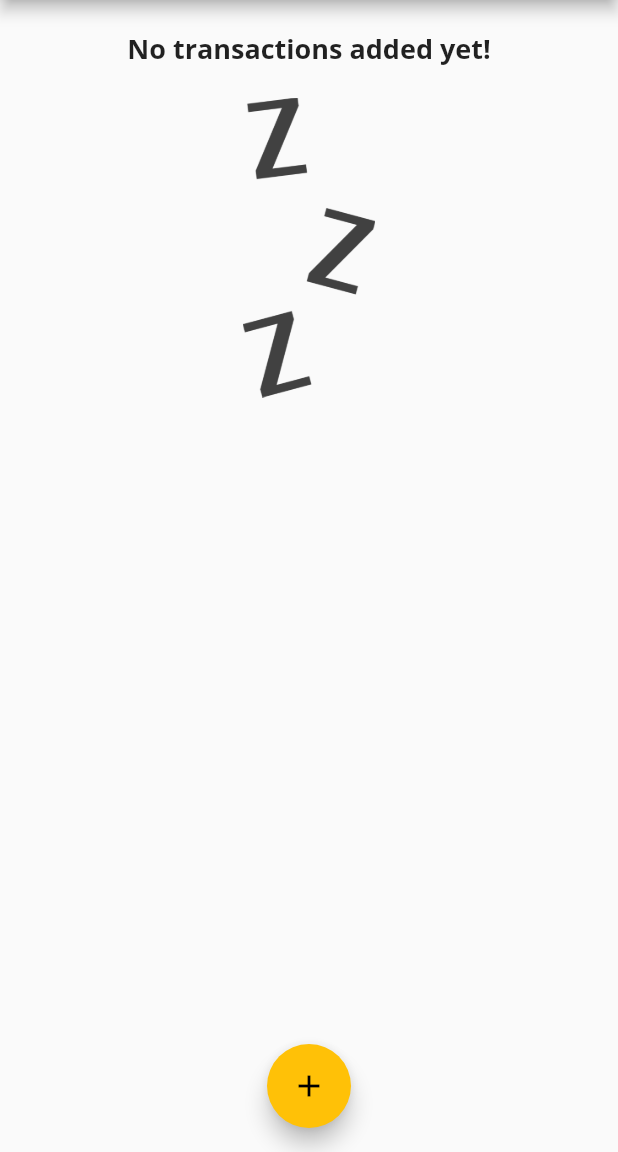
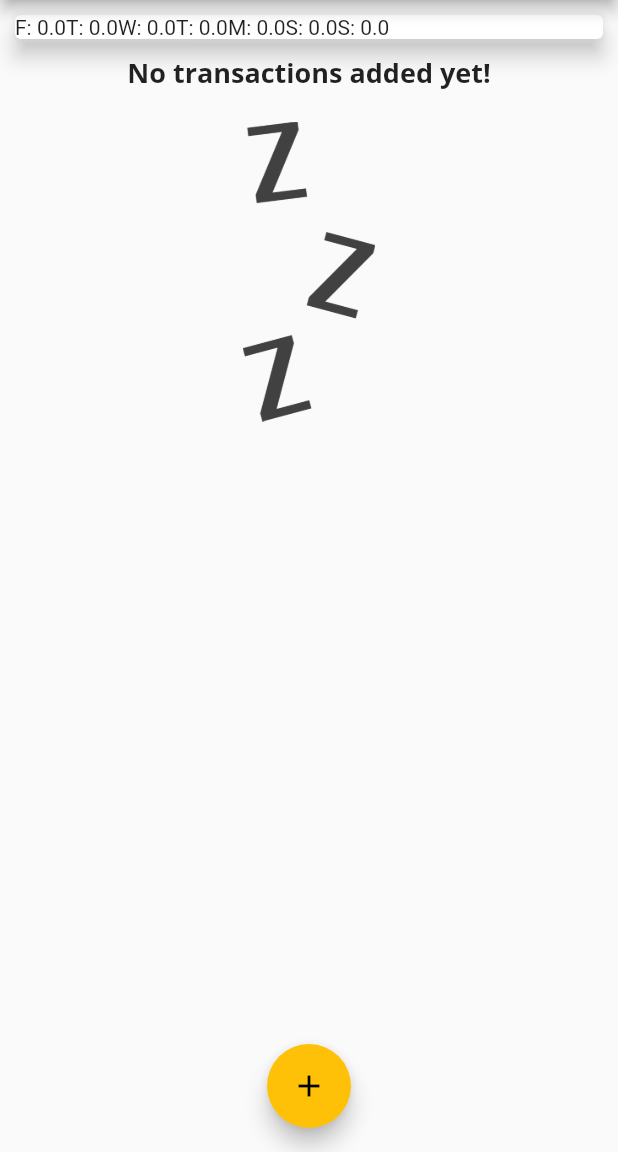
Before and after one commit to Samitti/Flutter-Expence-Planner, a Flutter app: the screen it shows after launch, on a phone screen of 412 x 824 dp, the part 84-1236 px from its top. Run offline on Flutter 3.47's test engine with Material 2 defaults, Android fonts, the phone set to English and light mode, and no system bars.

Commit message:
add chart_bar widget

```diff
--- a/lib/widgets/chart.dart
+++ b/lib/widgets/chart.dart
@@ -23,7 +23,7 @@ class Chart extends StatelessWidget {
       }
 
       return {
-        'day': DateFormat.E().format(weekDay),
+        'day': DateFormat.E().format(weekDay).substring(0, 1),
         'amount': totalSum,
       };
     });
@@ -31,11 +31,16 @@ class Chart extends StatelessWidget {
 
   @override
   Widget build(BuildContext context) {
+    print(groupTransactionValues);
     return Card(
       elevation: 6,
       margin: EdgeInsets.all(10),
       child: Row(
-        children: <Widget>[],
+        children: groupTransactionValues.map((data) {
+          return Text(
+            '${data['day']}: ${data['amount']}',
+          );
+        }).toList(),
       ),
     );
   }
```
Also changed, not shown: lib/widgets/chart_bar.dart (added).
